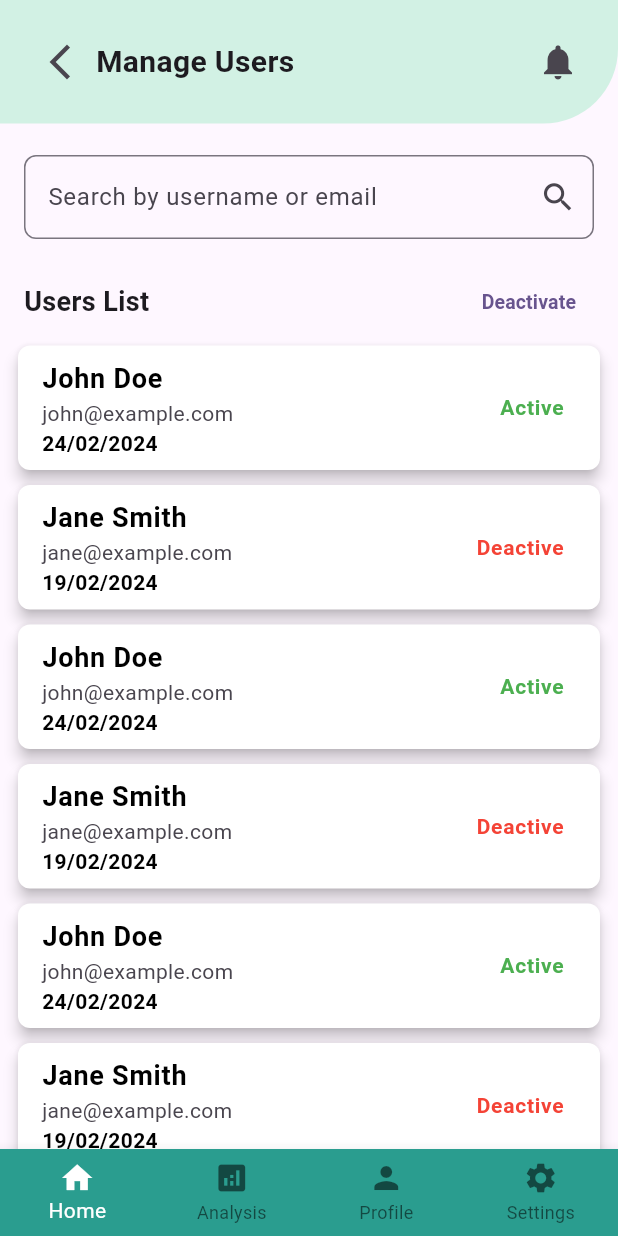
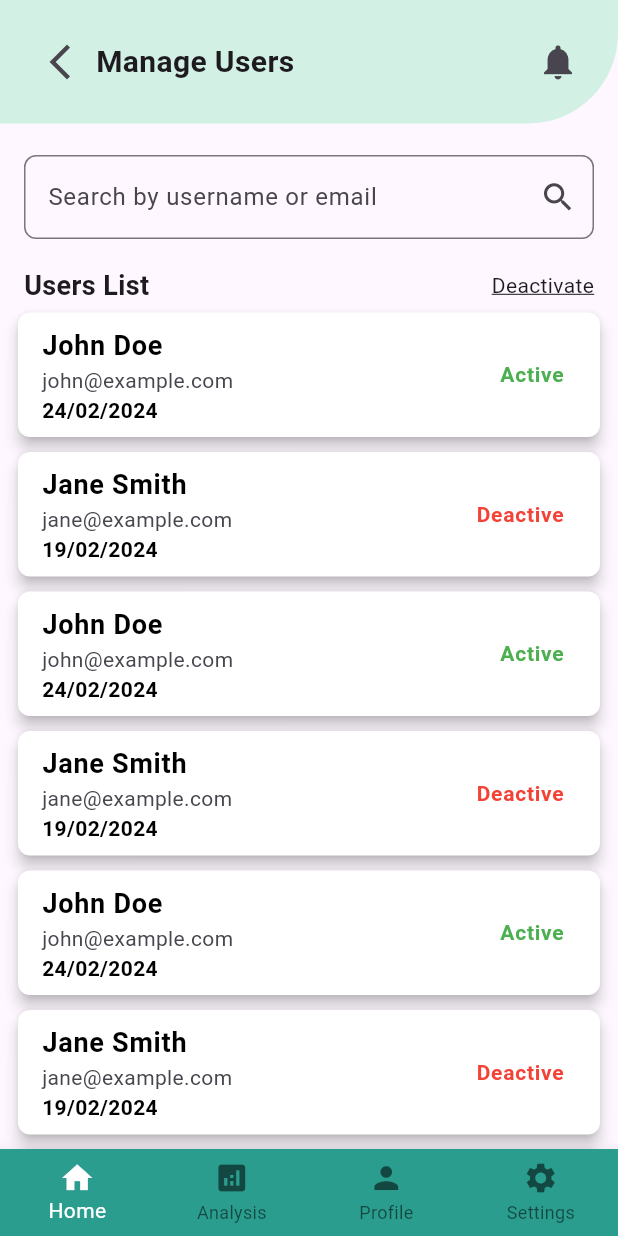
Before and after one commit to gomedserv/medapp, a Flutter app: the ManageUsersScreen screen opened directly, after a tap on "Manage Users", on a phone screen of 412 x 824 dp. Run offline on Flutter 3.47's test engine with Material 3 defaults, Android fonts, the phone set to English and light mode, and no system bars.

Commit message:
manageservices

```diff
--- a/lib/dashboard_screen.dart
+++ b/lib/home/dashboard_screen.dart
@@ -286,7 +286,8 @@
 // }
 
 import 'package:flutter/material.dart';
-import 'package:gomedserv/manageusers_screen.dart';
+import 'package:gomedserv/manage_services/manage_services.dart';
+import 'package:gomedserv/manage_users/manageusers_screen.dart';
 
 class CustomBottomNavigationBar extends StatelessWidget {
   final int currentIndex;
@@ -409,8 +410,13 @@ class DashboardScreen extends StatelessWidget {
             context,
             MaterialPageRoute(builder: (context) => ManageUsersScreen()),
           );
+        } else if (title == 'Manage Services') {
+          Navigator.push(
+            context,
+            MaterialPageRoute(builder: (context) => ManageServices()),
+          );
         }
-        // Add more conditions if you want to navigate to other screens
+        // Add other navigation cases if needed
       },
       child: Container(
         width: 80,
--- a/lib/main.dart
+++ b/lib/main.dart
@@ -1,5 +1,6 @@
 import 'package:flutter/material.dart';
-import 'package:gomedserv/dashboard_screen.dart';
+import 'package:gomedserv/home/dashboard_screen.dart';
+import 'package:gomedserv/login.dart';
 
 void main() {
   runApp(const MyApp());
--- a/lib/manage_services.dart
+++ b/lib/manage_services/manage_services.dart
@@ -1,13 +1,15 @@
 import 'package:flutter/material.dart';
-import 'package:gomedserv/dashboard_screen.dart';
-import 'package:gomedserv/manageusers_screen.dart';
+import 'package:gomedserv/home/dashboard_screen.dart';
+import 'package:gomedserv/manage_services/add_service.dart';
+import 'package:gomedserv/manage_users/manageusers_screen.dart';
+import 'package:gomedserv/widgets/topbar.dart';
 
-class ManageUsersScreen extends StatefulWidget {
+class ManageServices extends StatefulWidget {
   @override
-  _ManageUsersScreenState createState() => _ManageUsersScreenState();
+  _ManageServicesState createState() => _ManageServicesState();
 }
 
-class _ManageUsersScreenState extends State<ManageUsersScreen> {
+class _ManageServicesState extends State<ManageServices> {
   String searchQuery = '';
 
   @override
@@ -25,7 +27,12 @@ class _ManageUsersScreenState extends State<ManageUsersScreen> {
         body: SingleChildScrollView(
           child: Column(
             children: [
-              _buildTopBar(context),
+              TopBar(
+                title: 'Manage Services',
+                onBackPressed: () {
+                  Navigator.pop(context);
+                },
+              ),
               SizedBox(height: 5),
               _buildSearchBar(),
               SizedBox(height: 2), // Space between search bar and row
@@ -57,74 +64,52 @@ class _ManageUsersScreenState extends State<ManageUsersScreen> {
     return Padding(
       padding: const EdgeInsets.symmetric(horizontal: 16.0),
       child: Row(
-        mainAxisAlignment: MainAxisAlignment.spaceBetween,
         children: [
           const Text(
-            'Users List',
+            'Service Catalog',
             style: TextStyle(
               fontSize: 18,
               fontWeight: FontWeight.bold,
             ),
           ),
-          TextButton(
-            onPressed: () {
-              // Implement deactivate functionality
+          Spacer(),
+          GestureDetector(
+            onTap: () {
+              Navigator.push(
+                context,
+                MaterialPageRoute(
+                  builder: (context) => AddServiceScreen(),
+                ),
+              );
             },
             child: const Text(
-              'Deactivate',
-              style: TextStyle(fontSize: 13, fontWeight: FontWeight.bold),
+              "Add Service",
+              style: TextStyle(
+                decoration: TextDecoration.underline,
+              ),
+            ),
+          ),
+          const SizedBox(width: 16), // Add some spacing between the buttons
+          GestureDetector(
+            onTap: () {},
+            child: const Text(
+              "Edit",
+              style: TextStyle(
+                decoration: TextDecoration.underline,
+              ),
+            ),
+          ),
+          const SizedBox(width: 16), // Add some spacing between the buttons
+          GestureDetector(
+            onTap: () {},
+            child: const Text(
+              "Delete",
+              style: TextStyle(
+                decoration: TextDecoration.underline,
+              ),
             ),
           ),
         ],
-      ),
-    );
-  }
-
-  Widget _buildTopBar(BuildContext context) {
-    return Container(
-      height: MediaQuery.of(context).size.height * 0.1,
-      decoration: const BoxDecoration(
-        color: Color(0xFFD2F1E4),
-        borderRadius: BorderRadius.only(
-          bottomRight: Radius.circular(50),
-        ),
-      ),
-      child: Padding(
-        padding: const EdgeInsets.symmetric(horizontal: 16.0),
-        child: Row(
-          mainAxisAlignment: MainAxisAlignment.spaceBetween,
-          children: [
-            Row(
-              children: [
-                IconButton(
-                  icon: const Icon(
-                    Icons.arrow_back_ios_new,
-                    size: 28,
-                  ),
-                  onPressed: () {
-                    Navigator.pop(context);
-                  },
-                ),
-                const Text(
-                  'Manage Users',
-                  style: TextStyle(
-                    fontSize: 20,
-                    fontWeight: FontWeight.bold,
-                  ),
-                ),
-              ],
-            ),
-            IconButton(
-              icon: const Icon(
-                Icons.notifications,
-                size: 28,
-              ),
-              onPressed: () {
-                // Handle notification button press
-              },
-            ),
-          ],
-        ),
       ),
     );
   }
--- a/lib/manageusers_screen.dart
+++ b/lib/manage_users/manageusers_screen.dart
@@ -1,6 +1,7 @@
 import 'package:flutter/material.dart';
-import 'package:gomedserv/dashboard_screen.dart';
-import 'package:gomedserv/user_profile.dart';
+import 'package:gomedserv/home/dashboard_screen.dart';
+import 'package:gomedserv/Manage_users/user_profile.dart';
+import 'package:gomedserv/widgets/topbar.dart';
 
 class User {
   final String id;
@@ -102,7 +103,12 @@ class _ManageUsersScreenState extends State<ManageUsersScreen> {
         body: SingleChildScrollView(
           child: Column(
             children: [
-              _buildTopBar(context),
+              TopBar(
+                title: 'Manage Users',
+                onBackPressed: () {
+                  Navigator.pop(context);
+                },
+              ),
               SizedBox(height: 5),
               _buildSearchBar(),
               SizedBox(height: 2), // Space between search bar and row
@@ -143,65 +149,17 @@ class _ManageUsersScreenState extends State<ManageUsersScreen> {
               fontWeight: FontWeight.bold,
             ),
           ),
-          TextButton(
-            onPressed: () {
-              // Implement deactivate functionality
-            },
-            child: const Text(
-              'Deactivate',
-              style: TextStyle(fontSize: 13, fontWeight: FontWeight.bold),
+          GestureDetector(
+            onTap: () {},
+            child: Text(
+              "Deactivate",
+              style: TextStyle(
+                decoration: TextDecoration.underline,
+              ),
+              selectionColor: Colors.black,
             ),
           ),
         ],
-      ),
-    );
-  }
-
-  Widget _buildTopBar(BuildContext context) {
-    return Container(
-      height: MediaQuery.of(context).size.height * 0.1,
-      decoration: const BoxDecoration(
-        color: Color(0xFFD2F1E4),
-        borderRadius: BorderRadius.only(
-          bottomRight: Radius.circular(50),
-        ),
-      ),
-      child: Padding(
-        padding: const EdgeInsets.symmetric(horizontal: 16.0),
-        child: Row(
-          mainAxisAlignment: MainAxisAlignment.spaceBetween,
-          children: [
-            Row(
-              children: [
-                IconButton(
-                  icon: const Icon(
-                    Icons.arrow_back_ios_new,
-                    size: 28,
-                  ),
-                  onPressed: () {
-                    Navigator.pop(context);
-                  },
-                ),
-                const Text(
-                  'Manage Users',
-                  style: TextStyle(
-                    fontSize: 20,
-                    fontWeight: FontWeight.bold,
-                  ),
-                ),
-              ],
-            ),
-            IconButton(
-              icon: const Icon(
-                Icons.notifications,
-                size: 28,
-              ),
-              onPressed: () {
-                // Handle notification button press
-              },
-            ),
-          ],
-        ),
       ),
     );
   }
```
Also changed, not shown: lib/login.dart (+37 -21 lines), lib/manage_services/add_service.dart (added, +156 -0 lines), lib/manage_users/user_profile.dart (renamed from lib/user_profile.dart, +11 -23 lines), lib/widgets/custom_button.dart (added, +38 -0 lines).
